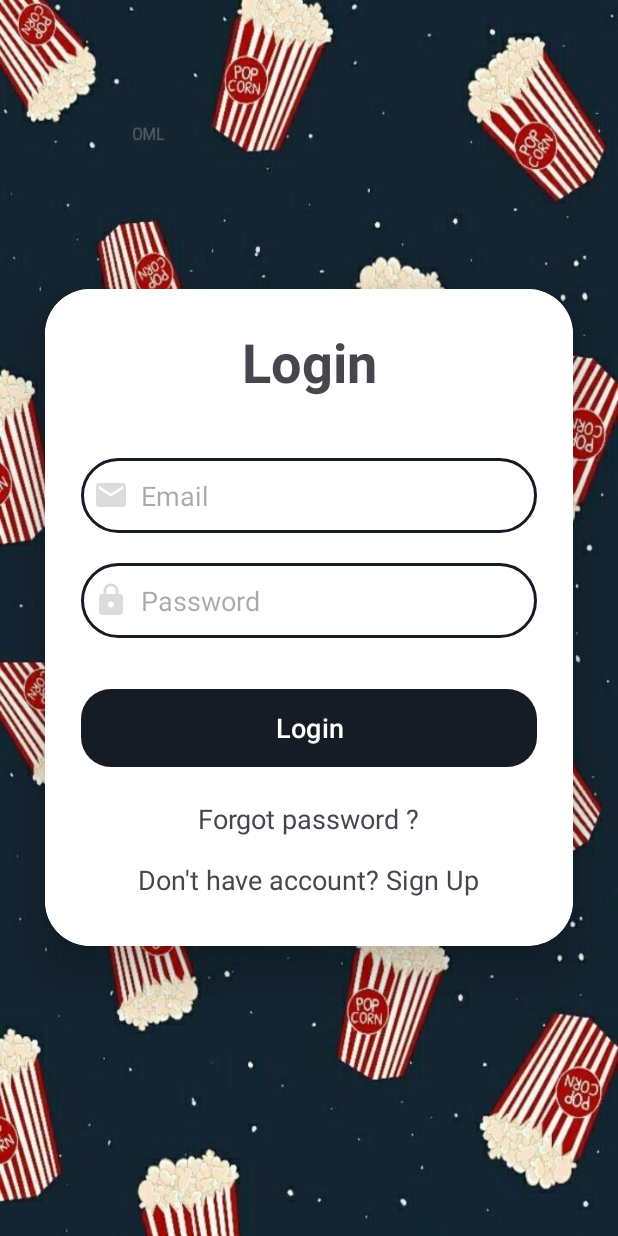
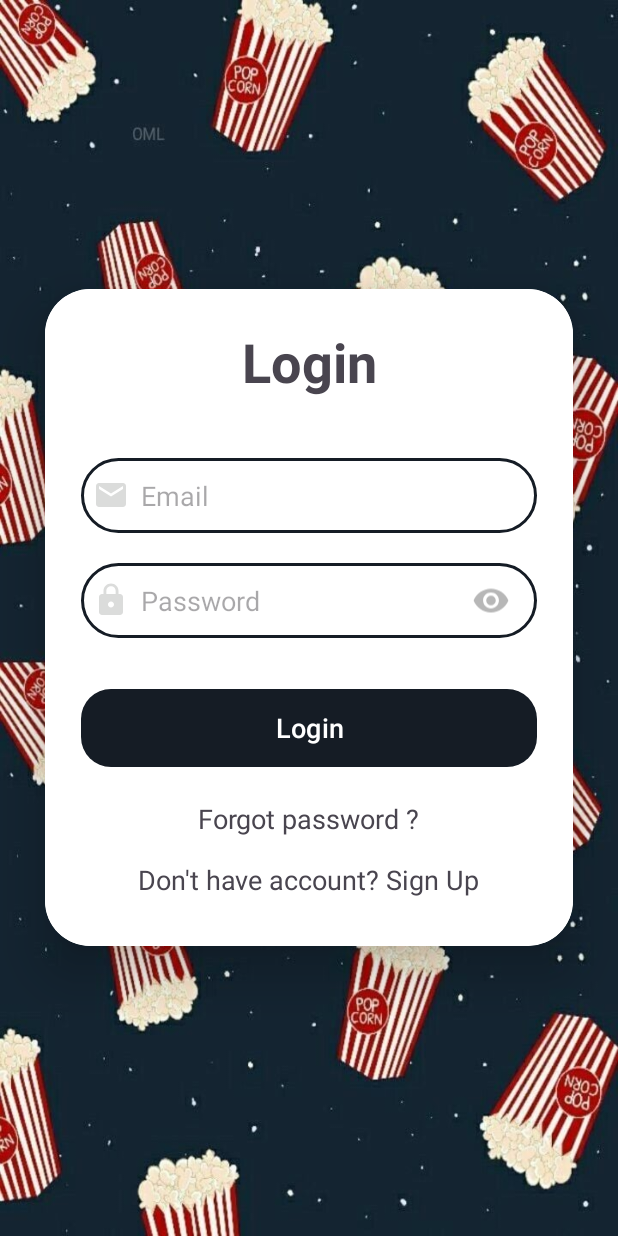
Before and after one commit to minhhieu111/JavaAndroi_Nhom9, an Android app: the screen it shows after launch (LoginActivity), on a phone screen of 412 x 824 dp. Run offline under Robolectric (Android 15) with nearby library versions, the phone set to English and light mode, and no system bars; our stand-ins replace Firebase (no records; nobody signed in at launch, a user with empty details on screens opened directly).

Commit message:
Update Login and SignUp

```diff
--- a/app/src/main/AndroidManifest.xml
+++ b/app/src/main/AndroidManifest.xml
@@ -71,6 +71,12 @@
             android:name=".Admin.UploadVideoActivity"
             android:exported="true" />
 
+        <receiver android:name=".NetworkChangeReceiver" android:exported="false">
+            <intent-filter>
+                <action android:name="android.net.conn.CONNECTIVITY_CHANGE" />
+            </intent-filter>
+        </receiver>
+
     </application>
 
 </manifest>
--- a/app/src/main/java/com/example/movieapp/User/ProfileImageActivity.java
+++ b/app/src/main/java/com/example/movieapp/User/ProfileImageActivity.java
@@ -69,10 +69,9 @@ public class ProfileImageActivity extends AppCompatActivity {
         userImage = findViewById(R.id.user_image);
 
         imageUriString = getIntent().getExtras().getString("imageUri");
-        if (imageUriString != null){
+        if (!imageUriString.equals("")){
             imageUri = Uri.parse(imageUriString);
             Glide.with(this).load(imageUri).into(userImage);
-
         }
     }
 
--- a/app/src/main/java/com/example/movieapp/User/UserProfileActivity.java
+++ b/app/src/main/java/com/example/movieapp/User/UserProfileActivity.java
@@ -110,7 +110,9 @@ public class UserProfileActivity extends AppCompatActivity {
                     emailTV.setText(email);
                     dobTV.setText(dob);
                     genderTV.setText(gender);
-                    Glide.with(UserProfileActivity.this).load(user.getImg()).into(accountImage);
+                    if(!(user.getImg().equals(""))){
+                        Glide.with(UserProfileActivity.this).load(user.getImg()).into(accountImage);
+                    }
                 }
                 progressDialog.dismiss();
 
--- /dev/null
+++ b/app/src/main/res/drawable/icon_show.xml
@@ -0,0 +1,5 @@
+<vector xmlns:android="http://schemas.android.com/apk/res/android" android:height="24dp" android:tint="#B7B7B7" android:viewportHeight="24" android:viewportWidth="24" android:width="24dp">
+
+    <path android:fillColor="@android:color/white" android:pathData="M12,4.5C7,4.5 2.73,7.61 1,12c1.73,4.39 6,7.5 11,7.5s9.27,-3.11 11,-7.5c-1.73,-4.39 -6,-7.5 -11,-7.5zM12,17c-2.76,0 -5,-2.24 -5,-5s2.24,-5 5,-5 5,2.24 5,5 -2.24,5 -5,5zM12,9c-1.66,0 -3,1.34 -3,3s1.34,3 3,3 3,-1.34 3,-3 -1.34,-3 -3,-3z"/>
+
+</vector>
--- a/app/src/main/res/layout/activity_login.xml
+++ b/app/src/main/res/layout/activity_login.xml
@@ -49,18 +49,29 @@
                 android:textColor="@color/black"/>
 
 
+            <RelativeLayout
+                android:layout_width="match_parent"
+                android:layout_height="50dp"
+                android:layout_marginTop="20dp">
                 <EditText
                     android:layout_width="match_parent"
-                android:layout_height="50dp"
+                    android:layout_height="match_parent"
                     android:id="@+id/login_password"
                     android:background="@drawable/input_border"
-                android:layout_marginTop="20dp"
                     android:padding="8dp"
                     android:hint="Password"
                     android:inputType="textPassword"
                     android:drawableLeft="@drawable/baseline_lock_24"
                     android:drawablePadding="8dp"
                     android:textColor="@color/black"/>
+                <ImageView
+                    android:id="@+id/show_hide_login_password"
+                    android:layout_width="25dp"
+                    android:layout_height="match_parent"
+                    android:src="@drawable/icon_show"
+                    android:layout_alignParentEnd="true"
+                    android:layout_marginRight="18dp"/>
+            </RelativeLayout>
 
             <Button
                 android:layout_width="match_parent"
```
Also changed, not shown: app/src/main/java/com/example/movieapp/User/ForgotPasswordActivity.java (+3 -4 lines), app/src/main/java/com/example/movieapp/User/LoginActivity.java (+46 -16 lines), app/src/main/java/com/example/movieapp/User/SignupActivity.java (+32 -0 lines), app/src/main/res/layout/activity_signup.xml (+27 -5 lines), app/src/main/res/drawable/icon_hide.png (added). Lines whose indentation alone changed are shown as unchanged.
